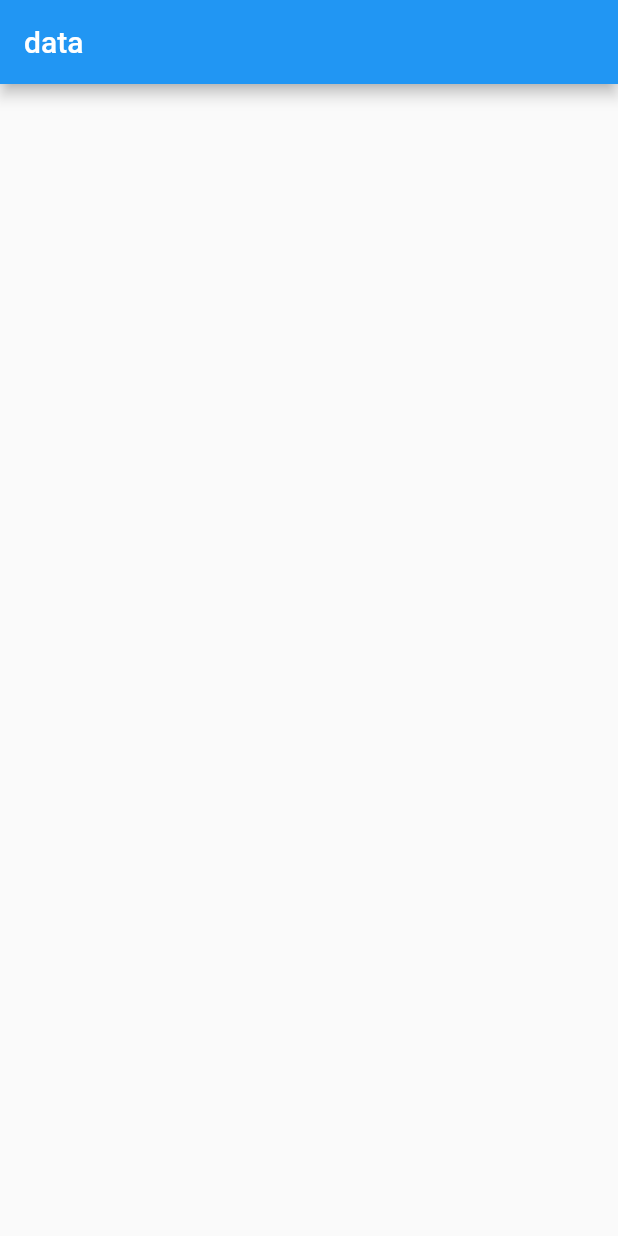
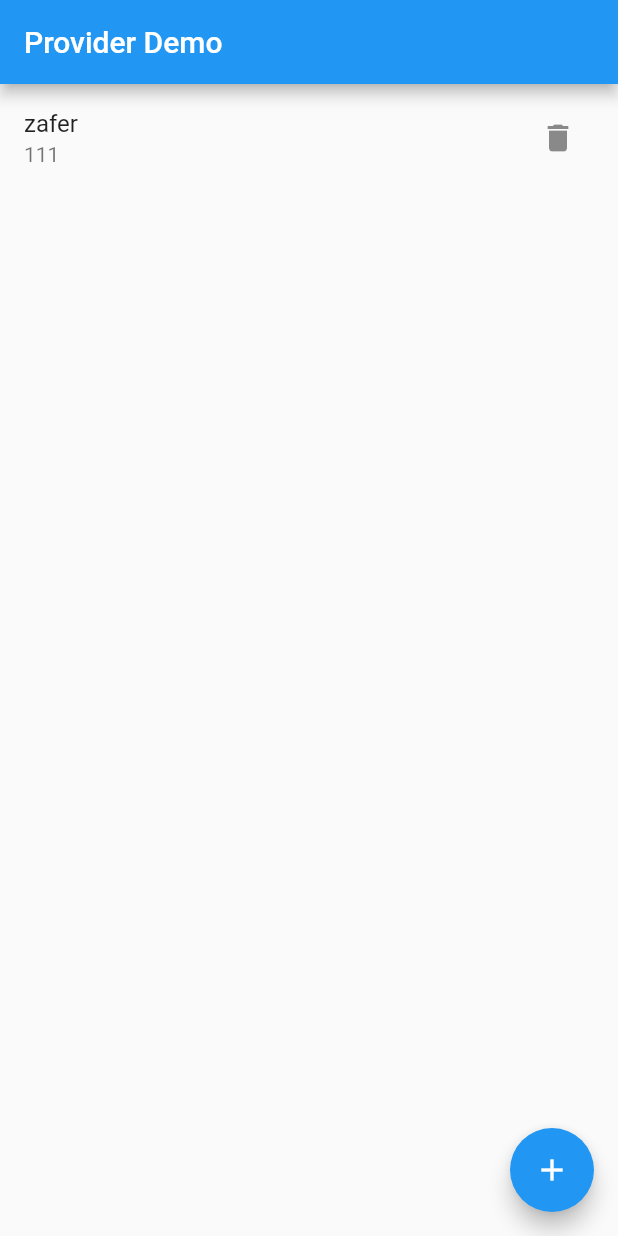
Before and after one commit to caliskanzafer/provider-demo, a Flutter app: the screen it shows after launch, on a phone screen of 412 x 824 dp. Run offline on Flutter 3.47's test engine with Material 2 defaults, Android fonts, the phone set to English and light mode, and no system bars.

Commit message:
ekleme ve silme fonksiyonlari yazildi

```diff
--- /dev/null
+++ b/lib/core/model/person.dart
@@ -0,0 +1,6 @@
+class Person {
+  String name;
+  String phoneNumber;
+
+  Person(this.name, this.phoneNumber);
+}
--- /dev/null
+++ b/lib/core/state/person_state.dart
@@ -0,0 +1,18 @@
+import 'package:flutter/cupertino.dart';
+import 'package:provider_demo/core/model/person.dart';
+
+class PersonState with ChangeNotifier {
+  List<Person> _persons = [Person('zafer', '111')];
+
+  List<Person> get persons => _persons;
+
+  add(Person person) {
+    _persons.add(person);
+    notifyListeners();
+  }
+
+  delete(Person person) {
+    _persons.remove(person);
+    notifyListeners();
+  }
+}
--- a/lib/main.dart
+++ b/lib/main.dart
@@ -1,5 +1,7 @@
 import 'package:flutter/material.dart';
+import 'package:provider_demo/core/state/person_state.dart';
 import 'package:provider_demo/view/home_view.dart';
+import 'package:provider/provider.dart';
 
 void main() {
   runApp(MyApp());
@@ -9,9 +11,17 @@ class MyApp extends StatelessWidget {
   // This widget is the root of your application.
   @override
   Widget build(BuildContext context) {
-    return MaterialApp(
-      title: 'Flutter Demo',
-      home: HomeView(),
+    return MultiProvider(
+      providers: [
+        ChangeNotifierProvider(
+          create: (BuildContext context) => PersonState(),
+        ),
+      ],
+      child: MaterialApp(
+        debugShowCheckedModeBanner: false,
+        title: 'Flutter Demo',
+        home: HomeView(),
+      ),
     );
   }
 }
--- a/lib/view/home_view.dart
+++ b/lib/view/home_view.dart
@@ -1,4 +1,7 @@
 import 'package:flutter/material.dart';
+import 'package:provider/provider.dart';
+import 'package:provider_demo/core/model/person.dart';
+import 'package:provider_demo/core/state/person_state.dart';
 
 class HomeView extends StatelessWidget {
   const HomeView({Key? key}) : super(key: key);
@@ -7,7 +10,35 @@ class HomeView extends StatelessWidget {
   Widget build(BuildContext context) {
     return Scaffold(
       appBar: AppBar(
-        title: Text('data'),
+        title: Text('Provider Demo'),
+      ),
+      floatingActionButton: FloatingActionButton(
+        onPressed: () {
+          var state = Provider.of<PersonState>(context, listen: false);
+          state.add(Person('zafer', '1234'));
+        },
+        child: Icon(Icons.add),
+      ),
+      body: Consumer<PersonState>(
+        builder: (context, state, widget) {
+          var persons = state.persons;
+          return ListView.builder(
+            itemBuilder: (context, index) {
+              var person = persons[index];
+              return ListTile(
+                title: Text('${person.name}'),
+                subtitle: Text('${person.phoneNumber}'),
+                trailing: IconButton(
+                    onPressed: () {
+                      Provider.of<PersonState>(context, listen: false)
+                          .delete(person);
+                    },
+                    icon: Icon(Icons.delete)),
+              );
+            },
+            itemCount: state.persons.length,
+          );
+        },
       ),
     );
   }
--- a/pubspec.yaml
+++ b/pubspec.yaml
@@ -28,6 +28,7 @@ dependencies:
   # The following adds the Cupertino Icons font to your application.
   # Use with the CupertinoIcons class for iOS style icons.
   cupertino_icons: ^1.0.2
+  provider: ^5.0.0
 
 dev_dependencies:
   flutter_test:
```
Also changed, not shown: pubspec.lock, 1 other file.
